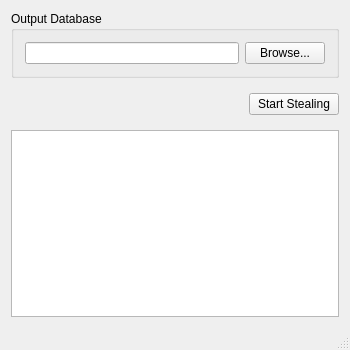
Legend1991/NBAStatsThief, file mainwindow.ui: the form before one commit.
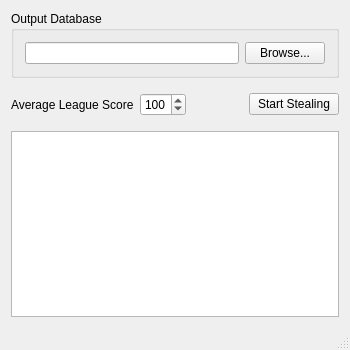
The form after the commit. Icons and pictures are not drawn.

Commit message: Add average league score.

What changed in the file:
```diff
--- a/mainwindow.ui
+++ b/mainwindow.ui
@@ -52,6 +52,26 @@
       <property name="bottomMargin">
        <number>9</number>
       </property>
+      <item>
+       <widget class="QLabel" name="lblAvLeagScore">
+        <property name="text">
+         <string>Average League Score</string>
+        </property>
+       </widget>
+      </item>
+      <item>
+       <widget class="QSpinBox" name="sbAvLeagScore">
+        <property name="minimum">
+         <number>95</number>
+        </property>
+        <property name="maximum">
+         <number>110</number>
+        </property>
+        <property name="value">
+         <number>100</number>
+        </property>
+       </widget>
+      </item>
       <item>
        <spacer name="hsStartStealing">
         <property name="orientation">
```
The commit also changes 5 other files.
